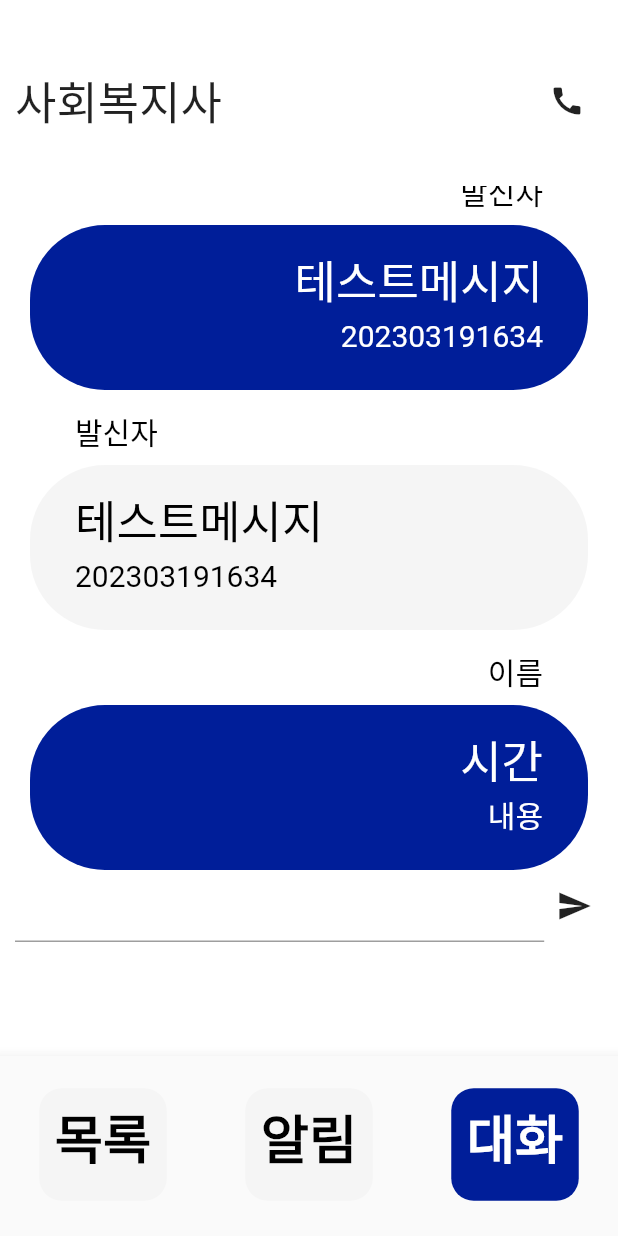
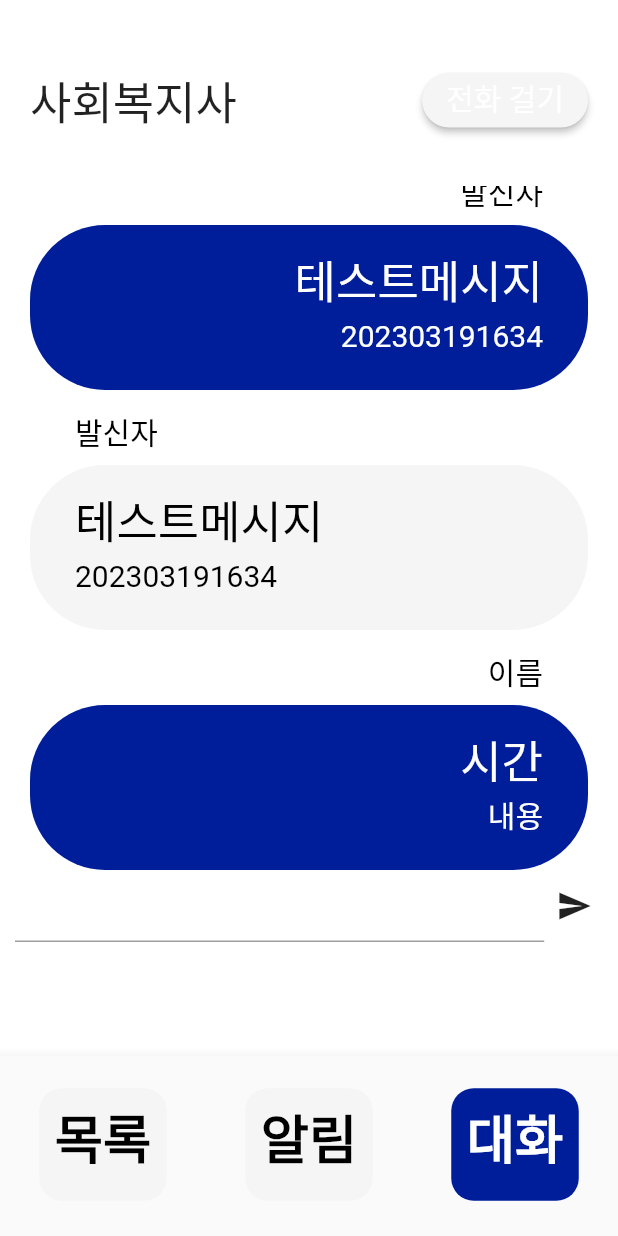
Before and after one commit to GDSC-CAU/Wiro-Flutter-App, a Flutter app: the screen it shows once a user with an empty profile is signed in, item 3 of the bottom bar chosen, on a phone screen of 412 x 824 dp. Run offline on Flutter 3.47's test engine with Material 2 defaults, Android fonts, the phone set to English and light mode, and no system bars; our stand-ins replace firebase_auth, firebase_core, google_sign_in; accounts and stored records are empty; generated files the repository leaves out were written again.

Commit message:
Update char Page : Applied Call Button Design

```diff
--- a/lib/pages/Base/Chat.dart
+++ b/lib/pages/Base/Chat.dart
@@ -25,7 +25,9 @@ class ChatInfo extends StatefulWidget {
 class _ChatInfoState extends State<ChatInfo> {
   @override
   Widget build(BuildContext context) {
-    return SizedBox(
+    return Padding(
+      padding: const EdgeInsets.fromLTRB(10.0, 5.0, 10.0, 5.0),
+      child: SizedBox(
         height: double.infinity,
         child: Row(
           mainAxisAlignment: MainAxisAlignment.spaceBetween,
@@ -42,14 +44,35 @@ class _ChatInfoState extends State<ChatInfo> {
             ),
             Flexible(
               flex: 3,
-            child: IconButton(
+              child: ElevatedButton(
                 onPressed: (){
-                print("");
+
                 },
-              icon: const Icon(Icons.call)
+                style: ButtonStyle(
+                  shape: MaterialStateProperty.all<RoundedRectangleBorder>(
+                    RoundedRectangleBorder(
+                      borderRadius: BorderRadius.circular(20.0)
+                    )
+                  ),
+                  backgroundColor: MaterialStateProperty.resolveWith((states) {
+                      if (states.contains(MaterialState.pressed)) {
+                        return const Color(0xFFD5D5D5);
+                      }
+                      return const Color(0xFFF5F5F5);
+                    }
+                  )
+                ),
+                child: const Text("전화 걸기",
+                  textAlign: TextAlign.center,
+                  style: TextStyle(
+                    fontSize: 20,
+                    height: 1
+                  )
+                ),
               )
             )
-        ],
+          ]
+        )
       )
     );
   }
--- a/lib/pages/Base/Home.dart
+++ b/lib/pages/Base/Home.dart
@@ -6,8 +6,7 @@ class HomePage extends StatelessWidget {
   @override
   Widget build(BuildContext context) {
     return Column(
-      mainAxisSize: MainAxisSize.max,
-      children: const [
+      mainAxisSize: MainAxisSize.max, children: const [
         Flexible(flex: 2, child: HomeTimeSetting()),
         Flexible(flex: 3, child: HomePrivacy())
       ]
```
Lines whose indentation alone changed are shown as unchanged.
